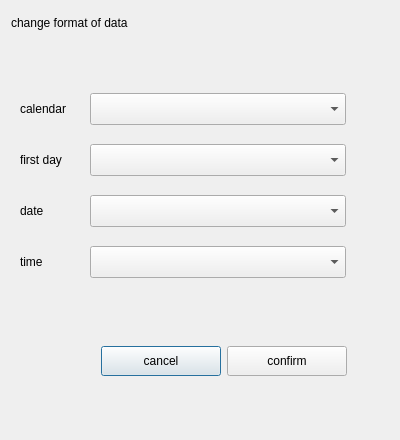
First picture: the form in plugins/time-language/area/dataformat.ui, repository ukui/ukui-control-center, before the edit.
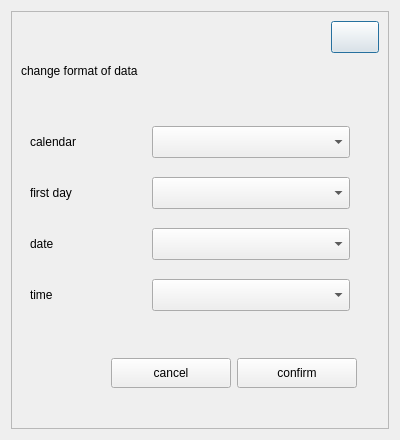
Second picture: the form after the edit.

Commit message: Change secondary popup menu style Add close button for world map

What changed in the file:
```diff
--- a/plugins/time-language/area/dataformat.ui
+++ b/plugins/time-language/area/dataformat.ui
@@ -31,7 +31,52 @@
   <property name="windowTitle">
    <string>Dialog</string>
   </property>
+  <layout class="QVBoxLayout" name="verticalLayout_4">
+   <item>
+    <widget class="QFrame" name="frame">
+     <property name="frameShape">
+      <enum>QFrame::StyledPanel</enum>
+     </property>
+     <property name="frameShadow">
+      <enum>QFrame::Raised</enum>
+     </property>
   <layout class="QVBoxLayout" name="verticalLayout_3">
+      <item>
+       <layout class="QHBoxLayout" name="horizontalLayout_6">
+        <item>
+         <spacer name="horizontalSpacer_2">
+          <property name="orientation">
+           <enum>Qt::Horizontal</enum>
+          </property>
+          <property name="sizeHint" stdset="0">
+           <size>
+            <width>40</width>
+            <height>20</height>
+           </size>
+          </property>
+         </spacer>
+        </item>
+        <item>
+         <widget class="QPushButton" name="closeBtn">
+          <property name="minimumSize">
+           <size>
+            <width>48</width>
+            <height>32</height>
+           </size>
+          </property>
+          <property name="maximumSize">
+           <size>
+            <width>48</width>
+            <height>32</height>
+           </size>
+          </property>
+          <property name="text">
+           <string/>
+          </property>
+         </widget>
+        </item>
+       </layout>
+      </item>
    <item>
     <layout class="QVBoxLayout" name="verticalLayout">
      <item>
@@ -80,7 +125,7 @@
       <number>1</number>
      </property>
      <item>
-      <widget class="QWidget" name="timewidget" native="true">
+         <widget class="QWidget" name="calendarwidget" native="true">
        <property name="minimumSize">
         <size>
          <width>336</width>
@@ -104,13 +149,13 @@
           </property>
           <property name="minimumSize">
            <size>
-            <width>64</width>
+               <width>116</width>
             <height>32</height>
            </size>
           </property>
           <property name="maximumSize">
            <size>
-            <width>64</width>
+               <width>116</width>
             <height>32</height>
            </size>
           </property>
@@ -129,13 +174,13 @@
           </property>
           <property name="minimumSize">
            <size>
-            <width>256</width>
+               <width>198</width>
             <height>32</height>
            </size>
           </property>
           <property name="maximumSize">
            <size>
-            <width>16777215</width>
+               <width>198</width>
             <height>256</height>
            </size>
           </property>
@@ -145,7 +190,7 @@
       </widget>
      </item>
      <item>
-      <widget class="QWidget" name="yearwidget" native="true">
+         <widget class="QWidget" name="daywidget" native="true">
        <property name="sizePolicy">
         <sizepolicy hsizetype="Minimum" vsizetype="Minimum">
          <horstretch>0</horstretch>
@@ -175,13 +220,13 @@
           </property>
           <property name="minimumSize">
            <size>
-            <width>64</width>
+               <width>116</width>
             <height>32</height>
            </size>
           </property>
           <property name="maximumSize">
            <size>
-            <width>64</width>
+               <width>116</width>
             <height>16777215</height>
            </size>
           </property>
@@ -200,13 +245,13 @@
           </property>
           <property name="minimumSize">
            <size>
-            <width>256</width>
+               <width>198</width>
             <height>32</height>
            </size>
           </property>
           <property name="maximumSize">
            <size>
-            <width>256</width>
+               <width>198</width>
             <height>16777215</height>
            </size>
           </property>
@@ -246,13 +291,13 @@
           </property>
           <property name="minimumSize">
            <size>
-            <width>64</width>
+               <width>116</width>
             <height>32</height>
            </size>
           </property>
           <property name="maximumSize">
            <size>
-            <width>64</width>
+               <width>116</width>
             <height>16777215</height>
            </size>
           </property>
@@ -271,13 +316,13 @@
           </property>
           <property name="minimumSize">
            <size>
-            <width>256</width>
+               <width>198</width>
             <height>32</height>
            </size>
           </property>
           <property name="maximumSize">
            <size>
-            <width>256</width>
+               <width>198</width>
             <height>16777215</height>
            </size>
           </property>
@@ -287,7 +332,7 @@
       </widget>
      </item>
      <item>
-      <widget class="QWidget" name="daywidget" native="true">
+         <widget class="QWidget" name="timewidget" native="true">
        <property name="sizePolicy">
         <sizepolicy hsizetype="Minimum" vsizetype="Minimum">
          <horstretch>0</horstretch>
@@ -317,13 +362,13 @@
           </property>
           <property name="minimumSize">
            <size>
-            <width>64</width>
+               <width>116</width>
             <height>32</height>
            </size>
           </property>
           <property name="maximumSize">
            <size>
-            <width>64</width>
+               <width>116</width>
             <height>16777215</height>
            </size>
           </property>
@@ -342,13 +387,13 @@
           </property>
           <property name="minimumSize">
            <size>
-            <width>256</width>
+               <width>198</width>
             <height>32</height>
            </size>
           </property>
           <property name="maximumSize">
            <size>
-            <width>256</width>
+               <width>198</width>
             <height>16777215</height>
            </size>
           </property>
@@ -465,6 +510,9 @@
       </size>
      </property>
     </spacer>
+      </item>
+     </layout>
+    </widget>
    </item>
   </layout>
  </widget>
```
Left out of the diff: 10 changed lines with no effect on the pictures. Lines whose indentation alone changed are shown as unchanged. The commit also changes 14 other files.
